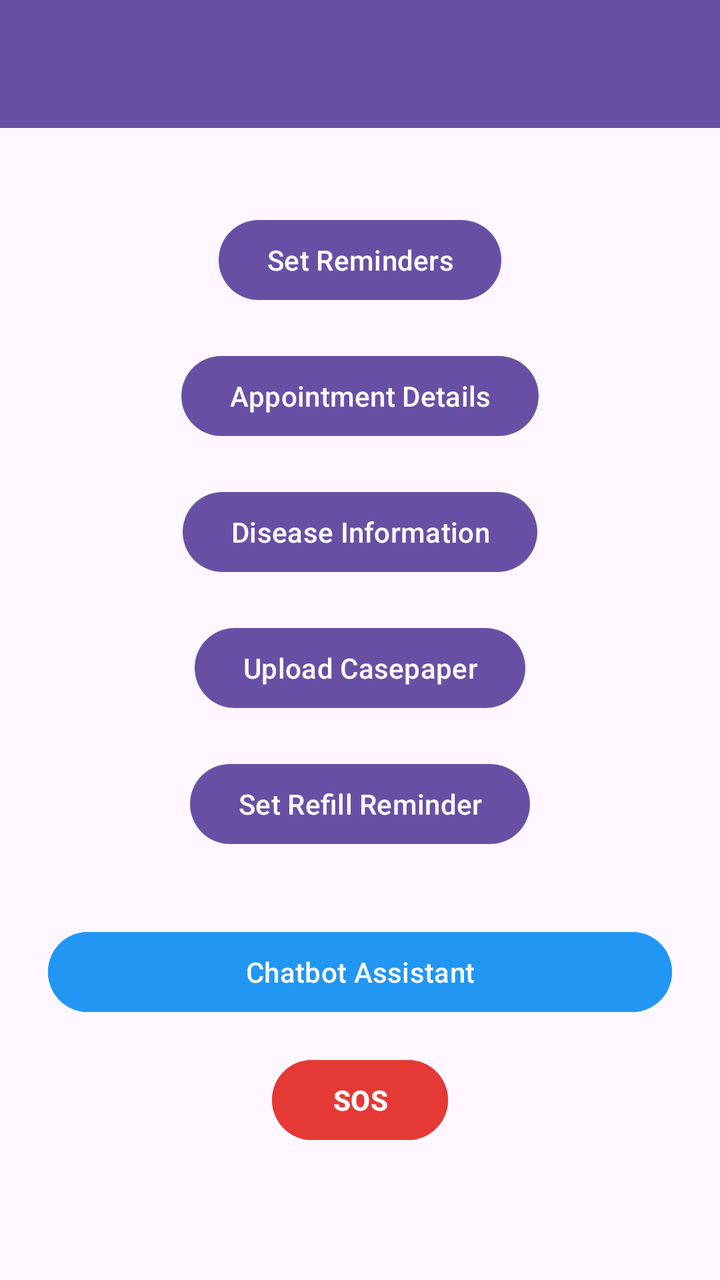
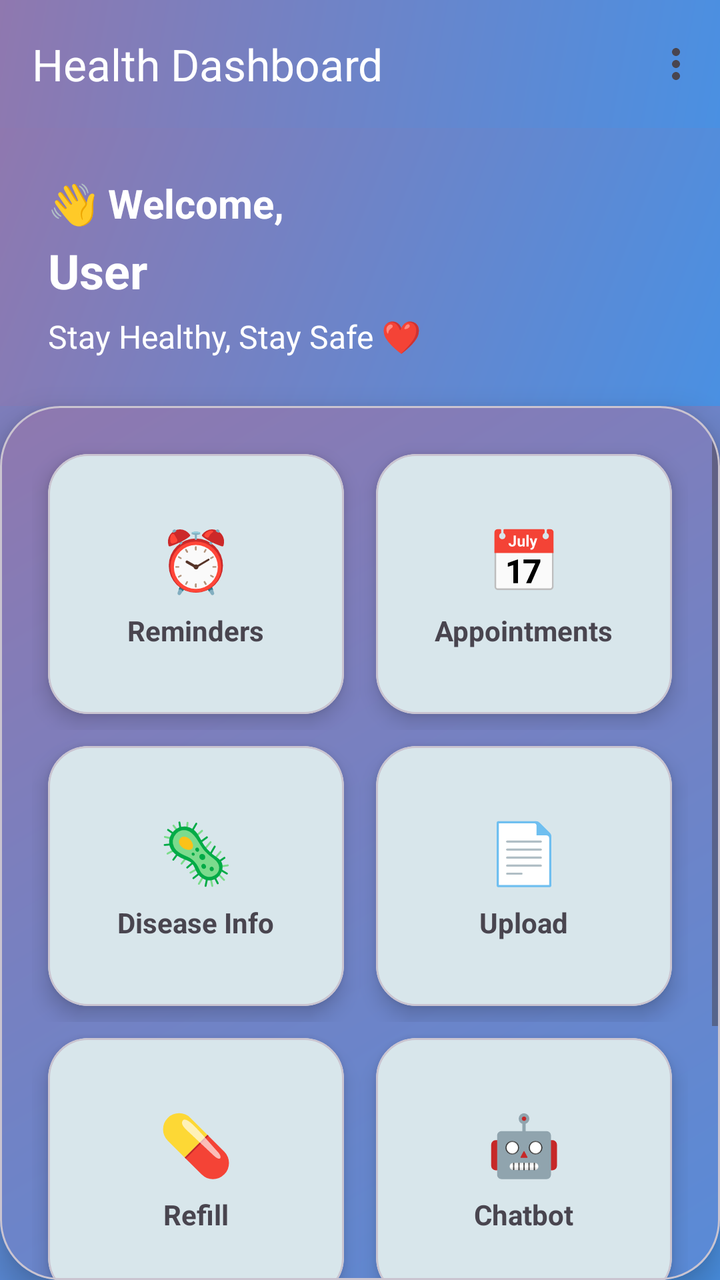

Screens rendered from an Android XML layout before and after an edit, with the pre-edit source and the edit as a unified diff.
<!-- AndroidManifest.xml: application theme Theme.MedicineReminder -->
<!-- res/layout/activity_homepage.xml -->
<?xml version="1.0" encoding="utf-8"?>
<LinearLayout
    xmlns:android="http://schemas.android.com/apk/res/android"
    xmlns:tools="http://schemas.android.com/tools"
    android:layout_width="match_parent"
    android:layout_height="match_parent"
    android:orientation="vertical"
    tools:context=".Homepage">

    
    <androidx.appcompat.widget.Toolbar
        android:id="@+id/homeToolbar"
        android:layout_width="match_parent"
        android:layout_height="wrap_content"
        android:background="?attr/colorPrimary"
        android:theme="@style/ThemeOverlay.AppCompat.Dark.ActionBar"
        android:popupTheme="@style/ThemeOverlay.AppCompat.Light"
        android:title="Medicine Reminder"
        android:titleTextColor="@android:color/white"/>

    
    <LinearLayout
        android:layout_width="match_parent"
        android:layout_height="0dp"
        android:layout_weight="1"
        android:orientation="vertical"
        android:gravity="center"
        android:padding="24dp">

        <Button
            android:id="@+id/setReminderBtn"
            android:layout_width="wrap_content"
            android:layout_height="wrap_content"
            android:text="Set Reminders"
            android:layout_marginBottom="20dp"/>

        <Button
            android:id="@+id/appointmentDetailsBtn"
            android:layout_width="wrap_content"
            android:layout_height="wrap_content"
            android:text="Appointment Details"
            android:layout_marginBottom="20dp"/>

        <Button
            android:id="@+id/diseaseInfoBtn"
            android:layout_width="wrap_content"
            android:layout_height="wrap_content"
            android:text="Disease Information"
            android:layout_marginBottom="20dp" />

        <Button
            android:id="@+id/casepaperBtn"
            android:layout_width="wrap_content"
            android:layout_height="wrap_content"
            android:text="Upload Casepaper"
            android:layout_marginBottom="20dp" />

        
        <Button
            android:id="@+id/refillReminderBtn"
            android:layout_width="wrap_content"
            android:layout_height="wrap_content"
            android:text="Set Refill Reminder"
            android:layout_marginBottom="20dp" />

        <Button
            android:id="@+id/btnChatbot"
            android:layout_width="match_parent"
            android:layout_height="wrap_content"
            android:text="Chatbot Assistant"
            android:backgroundTint="#2196F3"
            android:textColor="@android:color/white"
            android:layout_marginTop="16dp"/>

        <Button
            android:id="@+id/sosButton"
            android:layout_width="wrap_content"
            android:layout_height="wrap_content"
            android:text="SOS"
            android:backgroundTint="#E53935"
            android:textColor="#FFFFFF"
            android:textStyle="bold"
            android:layout_marginTop="16dp"
            android:layout_gravity="center"
            android:padding="10dp"
            android:layout_marginBottom="24dp" />


    </LinearLayout>

</LinearLayout>
<!-- resources referenced by this layout -->
<resources>
  <style name="Theme.MedicineReminder" parent="Base.Theme.MedicineReminder" />
  <style name="Base.Theme.MedicineReminder" parent="Theme.Material3.DayNight.NoActionBar">
          
          
      </style>
</resources>

<!-- the commit's change to res/layout/activity_homepage.xml (unified diff, before → after) -->
@@ -1,91 +1,373 @@
 <?xml version="1.0" encoding="utf-8"?>
-<LinearLayout
+<androidx.constraintlayout.widget.ConstraintLayout
     xmlns:android="http://schemas.android.com/apk/res/android"
-    xmlns:tools="http://schemas.android.com/tools"
+    xmlns:app="http://schemas.android.com/apk/res-auto"
     android:layout_width="match_parent"
     android:layout_height="match_parent"
-    android:orientation="vertical"
-    tools:context=".Homepage">
+    android:background="@drawable/bg_gradient">
 
     
-    <androidx.appcompat.widget.Toolbar
+    <com.google.android.material.appbar.MaterialToolbar
         android:id="@+id/homeToolbar"
-        android:layout_width="match_parent"
+        android:layout_width="0dp"
         android:layout_height="wrap_content"
-        android:background="?attr/colorPrimary"
-        android:theme="@style/ThemeOverlay.AppCompat.Dark.ActionBar"
-        android:popupTheme="@style/ThemeOverlay.AppCompat.Light"
-        android:title="Medicine Reminder"
-        android:titleTextColor="@android:color/white"/>
+        android:background="@drawable/bg_gradient"
+        app:layout_constraintEnd_toEndOf="parent"
+        app:layout_constraintStart_toStartOf="parent"
+        app:layout_constraintTop_toTopOf="parent"
+        app:menu="@menu/home_menu"
+        app:title="Health Dashboard"
+        app:titleTextColor="@android:color/white" />
 
     
     <LinearLayout
-        android:layout_width="match_parent"
-        android:layout_height="0dp"
-        android:layout_weight="1"
+        android:id="@+id/headerLayout"
+        android:layout_width="0dp"
+        android:layout_height="wrap_content"
+        android:background="@drawable/bg_gradient"
         android:orientation="vertical"
-        android:gravity="center"
-        android:padding="24dp">
-
-        <Button
-            android:id="@+id/setReminderBtn"
+        android:padding="24dp"
+        app:layout_constraintEnd_toEndOf="parent"
+        app:layout_constraintStart_toStartOf="parent"
+        app:layout_constraintTop_toBottomOf="@id/homeToolbar">
+
+        <TextView
+            android:id="@+id/txtWelcome"
             android:layout_width="wrap_content"
             android:layout_height="wrap_content"
-            android:text="Set Reminders"
-            android:layout_marginBottom="20dp"/>
-
-        <Button
-            android:id="@+id/appointmentDetailsBtn"
+            android:text="👋 Welcome,"
+            android:textColor="@android:color/white"
+            android:textSize="20sp"
+            android:textStyle="bold" />
+
+        <TextView
+            android:id="@+id/txtUsername"
             android:layout_width="wrap_content"
             android:layout_height="wrap_content"
-            android:text="Appointment Details"
-            android:layout_marginBottom="20dp"/>
-
-        <Button
-            android:id="@+id/diseaseInfoBtn"
+            android:layout_marginTop="4dp"
+            android:text="User"
+            android:textColor="@android:color/white"
+            android:textSize="24sp"
+            android:textStyle="bold" />
+
+        <TextView
             android:layout_width="wrap_content"
             android:layout_height="wrap_content"
-            android:text="Disease Information"
-            android:layout_marginBottom="20dp" />
-
-        <Button
-            android:id="@+id/casepaperBtn"
-            android:layout_width="wrap_content"
-            android:layout_height="wrap_content"
-            android:text="Upload Casepaper"
-            android:layout_marginBottom="20dp" />
-
-        
-        <Button
-            android:id="@+id/refillReminderBtn"
-            android:layout_width="wrap_content"
-            android:layout_height="wrap_content"
-            android:text="Set Refill Reminder"
-            android:layout_marginBottom="20dp" />
-
-        <Button
-            android:id="@+id/btnChatbot"
+            android:layout_marginTop="6dp"
+            android:text="Stay Healthy, Stay Safe ❤️"
+            android:textColor="@android:color/white"
+            android:textSize="16sp" />
+
+    </LinearLayout>
+
+    
+    <com.google.android.material.card.MaterialCardView
+        android:id="@+id/mainCard"
+        android:layout_width="0dp"
+        android:layout_height="0dp"
+        app:cardCornerRadius="30dp"
+        app:cardElevation="10dp"
+        app:cardBackgroundColor="@android:color/white"
+        app:layout_constraintTop_toBottomOf="@id/headerLayout"
+        app:layout_constraintBottom_toBottomOf="parent"
+        app:layout_constraintStart_toStartOf="parent"
+        app:layout_constraintEnd_toEndOf="parent">
+
+        <ScrollView
             android:layout_width="match_parent"
-            android:layout_height="wrap_content"
-            android:text="Chatbot Assistant"
-            android:backgroundTint="#2196F3"
-            android:textColor="@android:color/white"
-            android:layout_marginTop="16dp"/>
-
-        <Button
-            android:id="@+id/sosButton"
-            android:layout_width="wrap_content"
-            android:layout_height="wrap_content"
-            android:text="SOS"
-            android:backgroundTint="#E53935"
-            android:textColor="#FFFFFF"
-            android:textStyle="bold"
-            android:layout_marginTop="16dp"
-            android:layout_gravity="center"
-            android:padding="10dp"
-            android:layout_marginBottom="24dp" />
-
-
-    </LinearLayout>
-
-</LinearLayout>
+            android:layout_height="match_parent"
+            android:importantForAccessibility="no">
+
+            <LinearLayout
+                android:layout_width="match_parent"
+                android:layout_height="wrap_content"
+                android:background="@drawable/bg_gradient"
+                android:orientation="vertical"
+                android:padding="16dp">
+
+                
+                <LinearLayout
+                    android:layout_width="match_parent"
+                    android:layout_height="wrap_content"
+                    android:orientation="horizontal">
+
+                    <com.google.android.material.card.MaterialCardView
+                        android:id="@+id/setReminderBtn"
+                        android:layout_width="0dp"
+                        android:layout_height="130dp"
+                        android:layout_margin="8dp"
+                        android:layout_weight="1"
+                        app:cardCornerRadius="20dp"
+                        app:cardElevation="6dp">
+
+                        <LinearLayout
+                            android:layout_width="match_parent"
+                            android:layout_height="match_parent"
+                            android:gravity="center"
+                            android:orientation="vertical">
+
+                            <TextView
+                                android:layout_width="wrap_content"
+                                android:layout_height="wrap_content"
+                                android:text="⏰"
+                                android:textSize="30sp" />
+
+                            <TextView
+                                android:layout_width="wrap_content"
+                                android:layout_height="wrap_content"
+                                android:layout_marginTop="6dp"
+                                android:text="Reminders"
+                                android:textStyle="bold" />
+                        </LinearLayout>
+                    </com.google.android.material.card.MaterialCardView>
+
+                    <com.google.android.material.card.MaterialCardView
+                        android:id="@+id/appointmentDetailsBtn"
+                        android:layout_width="0dp"
+                        android:layout_height="130dp"
+                        android:layout_margin="8dp"
+                        android:layout_weight="1"
+                        app:cardCornerRadius="20dp"
+                        app:cardElevation="6dp">
+
+                        <LinearLayout
+                            android:layout_width="match_parent"
+                            android:layout_height="match_parent"
+                            android:gravity="center"
+                            android:orientation="vertical">
+
+                            <TextView
+                                android:layout_width="wrap_content"
+                                android:layout_height="wrap_content"
+                                android:text="📅"
+                                android:textSize="30sp" />
+
+                            <TextView
+                                android:layout_width="wrap_content"
+                                android:layout_height="wrap_content"
+                                android:layout_marginTop="6dp"
+                                android:text="Appointments"
+                                android:textStyle="bold" />
+                        </LinearLayout>
+                    </com.google.android.material.card.MaterialCardView>
+
+                </LinearLayout>
+
+                
+                <LinearLayout
+                    android:layout_width="match_parent"
+                    android:layout_height="wrap_content"
+                    android:orientation="horizontal">
+
+                    <com.google.android.material.card.MaterialCardView
+                        android:id="@+id/diseaseInfoBtn"
+                        android:layout_width="0dp"
+                        android:layout_height="130dp"
+                        android:layout_margin="8dp"
+                        android:layout_weight="1"
+                        app:cardCornerRadius="20dp"
+                        app:cardElevation="6dp">
+
+                        <LinearLayout
+                            android:layout_width="match_parent"
+                            android:layout_height="match_parent"
+                            android:gravity="center"
+                            android:orientation="vertical">
+
+                            <TextView
+                                android:layout_width="wrap_content"
+                                android:layout_height="wrap_content"
+                                android:text="🦠"
+                                android:textSize="30sp" />
+
+                            <TextView
+                                android:layout_width="wrap_content"
+                                android:layout_height="wrap_content"
+                                android:layout_marginTop="6dp"
+                                android:text="Disease Info"
+                                android:textStyle="bold" />
+                        </LinearLayout>
+                    </com.google.android.material.card.MaterialCardView>
+
+                    <com.google.android.material.card.MaterialCardView
+                        android:id="@+id/casepaperBtn"
+                        android:layout_width="0dp"
+                        android:layout_height="130dp"
+                        android:layout_margin="8dp"
+                        android:layout_weight="1"
+                        app:cardCornerRadius="20dp"
+                        app:cardElevation="6dp">
+
+                        <LinearLayout
+                            android:layout_width="match_parent"
+                            android:layout_height="match_parent"
+                            android:gravity="center"
+                            android:orientation="vertical">
+
+                            <TextView
+                                android:layout_width="wrap_content"
+                                android:layout_height="wrap_content"
+                                android:text="📄"
+                                android:textSize="30sp" />
+
+                            <TextView
+                                android:layout_width="wrap_content"
+                                android:layout_height="wrap_content"
+                                android:layout_marginTop="6dp"
+                                android:text="Upload"
+                                android:textStyle="bold" />
+                        </LinearLayout>
+                    </com.google.android.material.card.MaterialCardView>
+
+                </LinearLayout>
+
+                
+                <LinearLayout
+                    android:layout_width="match_parent"
+                    android:layout_height="wrap_content"
+                    android:orientation="horizontal">
+
+                    <com.google.android.material.card.MaterialCardView
+                        android:id="@+id/refillReminderBtn"
+                        android:layout_width="0dp"
+                        android:layout_height="130dp"
+                        android:layout_margin="8dp"
+                        android:layout_weight="1"
+                        app:cardCornerRadius="20dp"
+                        app:cardElevation="6dp">
+
+                        <LinearLayout
+                            android:layout_width="match_parent"
+                            android:layout_height="match_parent"
+                            android:gravity="center"
+                            android:orientation="vertical">
+
+                            <TextView
+                                android:layout_width="wrap_content"
+                                android:layout_height="wrap_content"
+                                android:text="💊"
+                                android:textSize="30sp" />
+
+                            <TextView
+                                android:layout_width="wrap_content"
+                                android:layout_height="wrap_content"
+                                android:layout_marginTop="6dp"
+                                android:text="Refill"
+                                android:textStyle="bold" />
+                        </LinearLayout>
+                    </com.google.android.material.card.MaterialCardView>
+
+                    <com.google.android.material.card.MaterialCardView
+                        android:id="@+id/btnChatbot"
+                        android:layout_width="0dp"
+                        android:layout_height="130dp"
+                        android:layout_margin="8dp"
+                        android:layout_weight="1"
+                        app:cardCornerRadius="20dp"
+                        app:cardElevation="6dp">
+
+                        <LinearLayout
+                            android:layout_width="match_parent"
+                            android:layout_height="match_parent"
+                            android:gravity="center"
+                            android:orientation="vertical">
+
+                            <TextView
+                                android:layout_width="wrap_content"
+                                android:layout_height="wrap_content"
+                                android:text="🤖"
+                                android:textSize="30sp" />
+
+                            <TextView
+                                android:layout_width="wrap_content"
+                                android:layout_height="wrap_content"
+                                android:layout_marginTop="6dp"
+                                android:text="Chatbot"
+                                android:textStyle="bold" />
+                        </LinearLayout>
+                    </com.google.android.material.card.MaterialCardView>
+
+                </LinearLayout>
+
+                
+                
+                <LinearLayout
+                    android:layout_width="match_parent"
+                    android:layout_height="wrap_content"
+                    android:orientation="horizontal"
+                    android:weightSum="2">
+
+                    
+                    <com.google.android.material.card.MaterialCardView
+                        android:id="@+id/btnSOS"
+                        android:layout_width="0dp"
+                        android:layout_height="130dp"
+                        android:layout_margin="8dp"
+                        android:layout_weight="1"
+                        android:background="@drawable/sos_gradient"
+                        app:cardCornerRadius="20dp"
+                        app:cardElevation="6dp">
+
+                        <LinearLayout
+                            android:layout_width="match_parent"
+                            android:layout_height="match_parent"
+                            android:gravity="center"
+                            android:orientation="vertical">
+
+                            <TextView
+                                android:layout_width="wrap_content"
+                                android:layout_height="wrap_content"
+                                android:text="🚨"
+                                android:textColor="@android:color/white"
+                                android:textSize="30sp" />
+
+                            <TextView
+                                android:layout_width="wrap_content"
+                                android:layout_height="wrap_content"
+                                android:layout_marginTop="6dp"
+                                android:text="SOS"
+                                android:textColor="@android:color/white"
+                                android:textStyle="bold" />
+                        </LinearLayout>
+
+                    </com.google.android.material.card.MaterialCardView>
+
+                    
+                    <com.google.android.material.card.MaterialCardView
+                        android:id="@+id/btnPharmacy"
+                        android:layout_width="0dp"
+                        android:layout_height="130dp"
+                        android:layout_margin="8dp"
+                        android:layout_weight="1"
+                        app:cardCornerRadius="20dp"
+                        app:cardElevation="6dp">
+
+                        <LinearLayout
+                            android:layout_width="match_parent"
+                            android:layout_height="match_parent"
+                            android:gravity="center"
+                            android:orientation="vertical">
+
+                            <TextView
+                                android:layout_width="wrap_content"
+                                android:layout_height="wrap_content"
+                                android:text="📍"
+                                android:textSize="30sp" />
+
+                            <TextView
+                                android:layout_width="wrap_content"
+                                android:layout_height="wrap_content"
+                                android:layout_marginTop="6dp"
+                                android:text="Pharmacy"
+                                android:textStyle="bold" />
+                        </LinearLayout>
+                    </com.google.android.material.card.MaterialCardView>
+
+                </LinearLayout>
+
+            </LinearLayout>
+    </ScrollView>
+
+    </com.google.android.material.card.MaterialCardView>
+
+    </androidx.constraintlayout.widget.ConstraintLayout>
<!-- resource entries referenced after the edit -->
@@ -1,9 +1,39 @@
 <!-- resources referenced by this layout -->
 <resources>
-  <style name="Theme.MedicineReminder" parent="Base.Theme.MedicineReminder" />
-  <style name="Base.Theme.MedicineReminder" parent="Theme.Material3.DayNight.NoActionBar">
-          
-          
+  <!-- drawable bg_gradient (drawable) -->
+  <?xml version="1.0" encoding="utf-8"?>
+  <shape xmlns:android="http://schemas.android.com/apk/res/android"
+      android:shape="rectangle">
+  
+      <gradient
+          android:startColor="#4A90E2"
+          android:endColor="#8F78AF"
+          android:angle="135"/>
+  
+      <corners android:radius="0dp"/>
+  
+  
+  </shape>
+  <!-- drawable sos_gradient (drawable) -->
+  <?xml version="1.0" encoding="utf-8"?>
+  <shape xmlns:android="http://schemas.android.com/apk/res/android"
+      android:shape="rectangle">
+  
+      <gradient
+          android:startColor="#FF416C"
+          android:endColor="#FF4B2B"
+          android:angle="45"/>
+  
+      <corners android:radius="20dp"/>
+  
+  </shape>
+  <style name="Theme.MedicineReminder" parent="Theme.Material3.DayNight.NoActionBar">
+          <item name="colorPrimary">@color/primaryColor</item>
+          <item name="colorOnPrimary">@color/white</item>
+          <item name="android:statusBarColor">@color/primaryDark</item>
       </style>
+  <color name="primaryColor">#00897B</color>
+  <color name="white">#FFFFFF</color>
+  <color name="primaryDark">#00695C</color>
 </resources>
 
